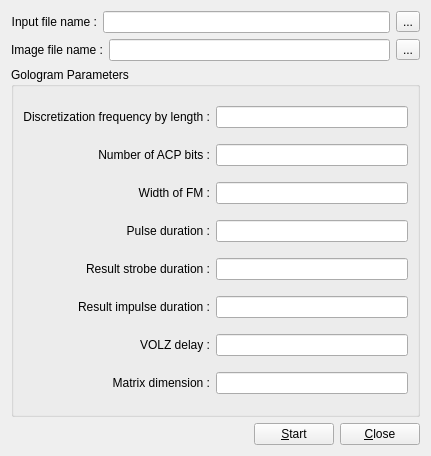
This is src/gui/ui/gologram_widget.ui in YuriyRusinov/radius as Qt 5 draws it before an edit. The edited form follows.
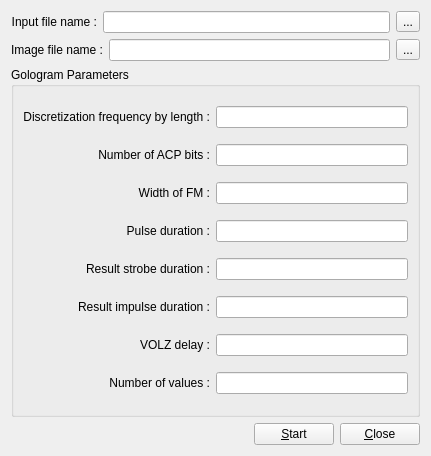
This is the edited form.

Commit message: New widget with gologram parameters.

```diff
--- a/src/gui/ui/gologram_widget.ui
+++ b/src/gui/ui/gologram_widget.ui
@@ -168,7 +168,7 @@
       <item row="7" column="0">
        <widget class="QLabel" name="lMatrix">
         <property name="text">
-         <string>Matrix dimension :</string>
+         <string>Number of values :</string>
         </property>
         <property name="alignment">
          <set>Qt::AlignRight|Qt::AlignTrailing|Qt::AlignVCenter</set>
```
Left out of the diff: 6 changed lines with no effect on the pictures. The commit also changes 6 other files.
